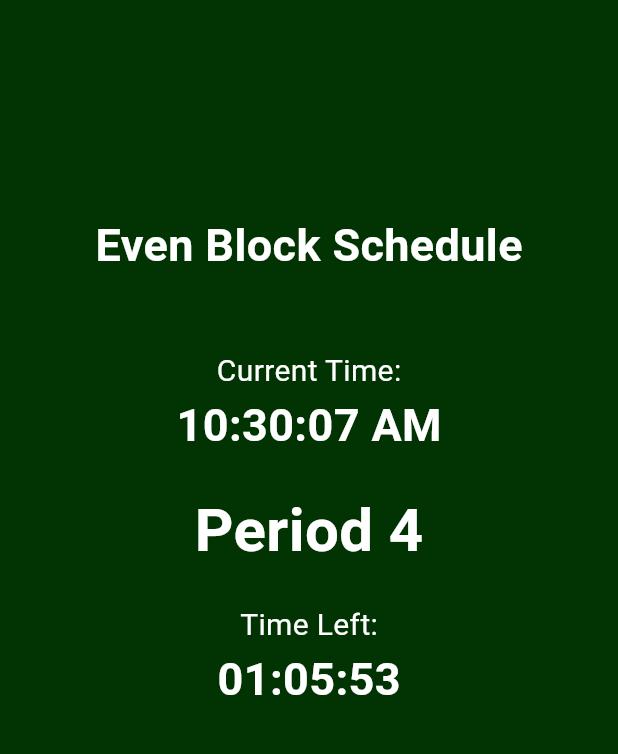
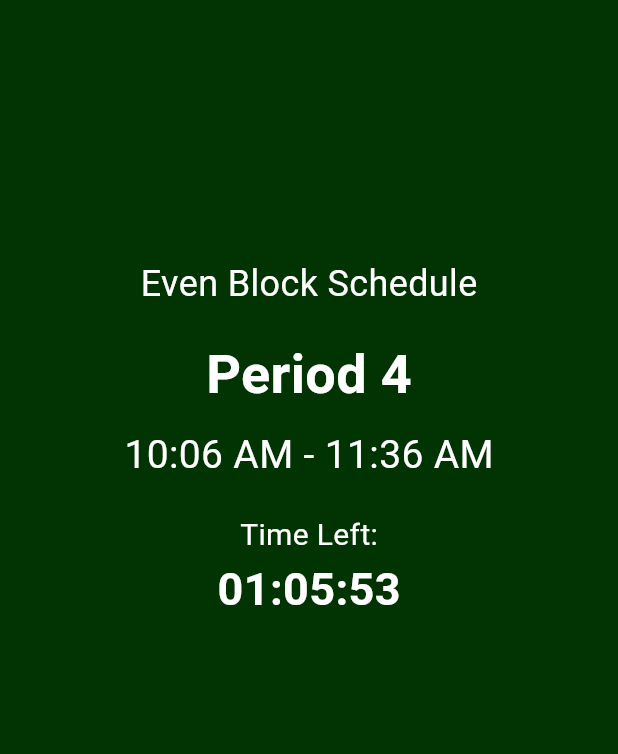
Before and after one commit to alexliao95311/ehs-bell-schedule, a Flutter app: the screen it shows after launch, on a phone screen of 412 x 824 dp, the part 63-817 px from its top. Run offline on Flutter 3.47's test engine with Material 3 defaults, Android fonts, the phone set to English and light mode, and no system bars; our stand-ins replace awesome_notifications.

Commit message:
new home page UI

```diff
--- a/lib/main.dart
+++ b/lib/main.dart
@@ -63,6 +63,7 @@ class _HomePageState extends State<HomePage> {
   String _currentTime = '';
   String _timeLeft = '';
   String _currentSchedule = '';
+  String _periodDuration = '';
   bool notificationSent = false;
   bool notificationsEnabled = true;
   int notificationTimeBeforeEnd = 2; // Default to 2 minutes before class ends
@@ -74,7 +75,6 @@ class _HomePageState extends State<HomePage> {
     'Period 4': 'Period 4',
     'Period 5': 'Period 5',
     'Period 6': 'Period 6',
-    'Period 7': 'Period 7',
   };
 
   final Map<String, List<Map<String, String>>> schedules = {
@@ -132,6 +132,7 @@ class _HomePageState extends State<HomePage> {
       {'start': '12:12', 'end': '12:57', 'period': 'Access'},
       {'start': '12:57', 'end': '13:03', 'period': 'Passing Period'},
       {'start': '13:03', 'end': '14:33', 'period': 'Period 6'},
+      {'start': '15:03', 'end': '15:53', 'period': 'Period 1'},
     ],
     'Friday': [
       {'start': '07:15', 'end': '08:20', 'period': 'Period 0'},
@@ -188,7 +189,9 @@ class _HomePageState extends State<HomePage> {
 
     String currentClass = 'No Class';
     String timeLeft = '';
+    String periodDuration = '';
     DateTime? notificationTime;
+
 
     for (var period in schedule) {
       DateTime start = DateTime(now.year, now.month, now.day,
@@ -201,6 +204,7 @@ class _HomePageState extends State<HomePage> {
       if (now.isAfter(start) && now.isBefore(end)) {
         currentClass = customClassNames[period['period']] ?? period['period']!;
         timeLeft = _formatDuration(end.difference(now));
+        periodDuration = '${DateFormat('hh:mm a').format(start)} - ${DateFormat('hh:mm a').format(end)}';
         notificationTime = end.subtract(Duration(minutes: notificationTimeBeforeEnd));
         break;
       }
@@ -213,6 +217,7 @@ class _HomePageState extends State<HomePage> {
       _currentClass = currentClass;
       _timeLeft = timeLeft;
       _currentSchedule = currentSchedule;
+      _periodDuration = periodDuration;
     });
 
     if (notificationsEnabled && notificationTime != null && now.isAfter(notificationTime) && !notificationSent) {
@@ -337,29 +342,26 @@ class _HomePageState extends State<HomePage> {
           mainAxisAlignment: MainAxisAlignment.start,
           crossAxisAlignment: CrossAxisAlignment.center,
           children: <Widget>[
-            const SizedBox(height: 120),
+            const SizedBox(height: 150),
             if (_currentSchedule != 'No schedule')
               Padding(
                 padding: const EdgeInsets.all(8.0),
                 child: Text(
                   _currentSchedule,
-                  style: const TextStyle(fontSize: 30, fontWeight: FontWeight.bold, color: Colors.white),
+                  style: const TextStyle(fontSize: 24, color: Colors.white),
                 ),
               ),
-            const SizedBox(height: 40),
-            const Text(
-              'Current Time:',
-              style: TextStyle(fontSize: 20, color: Colors.white),
-            ),
-            Text(
-              _currentTime,
-              style: const TextStyle(fontSize: 30, fontWeight: FontWeight.bold, color: Colors.white),
-            ),
-            const SizedBox(height: 20),
+            const SizedBox(height: 10),
             Text(
               _currentClass,
-              style: const TextStyle(fontSize: 40, fontWeight: FontWeight.bold, color: Colors.white),
+              style: const TextStyle(fontSize: 36, fontWeight: FontWeight.bold, color: Colors.white),
             ),
+            const SizedBox(height: 10),
+            if (_currentClass != 'No Class')
+              Text(
+                _periodDuration,
+                style: const TextStyle(fontSize: 26, color: Colors.white),
+              ),
             const SizedBox(height: 20),
             if (_currentClass != 'No Class')
               const Text(
@@ -580,7 +582,6 @@ class _NotificationsPageState extends State<NotificationsPage> {
     _notificationsEnabled = widget.notificationsEnabled;
     _notificationTimeBeforeEnd = widget.notificationTimeBeforeEnd;
   }
-
   @override
   Widget build(BuildContext context) {
     return Scaffold(
```
Also changed, not shown: 1 other file.
